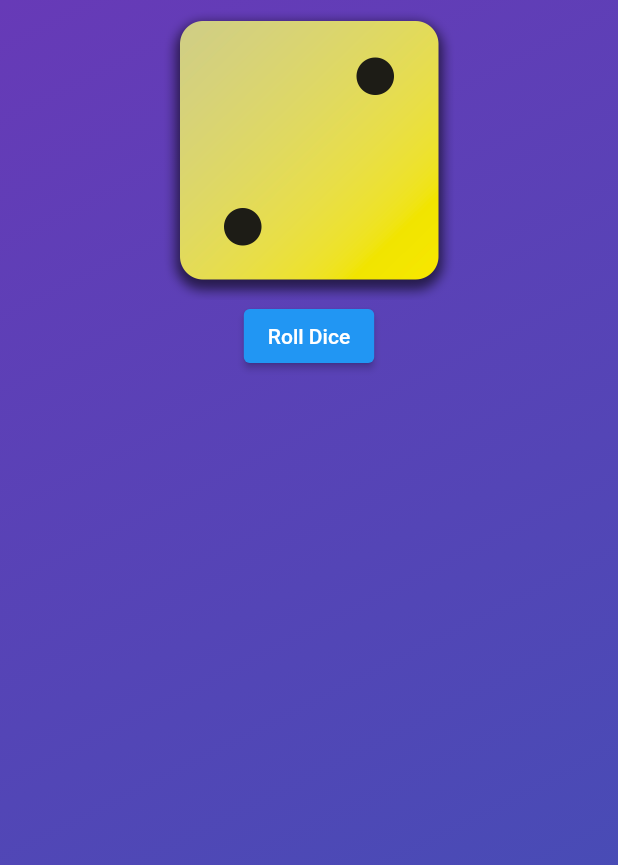
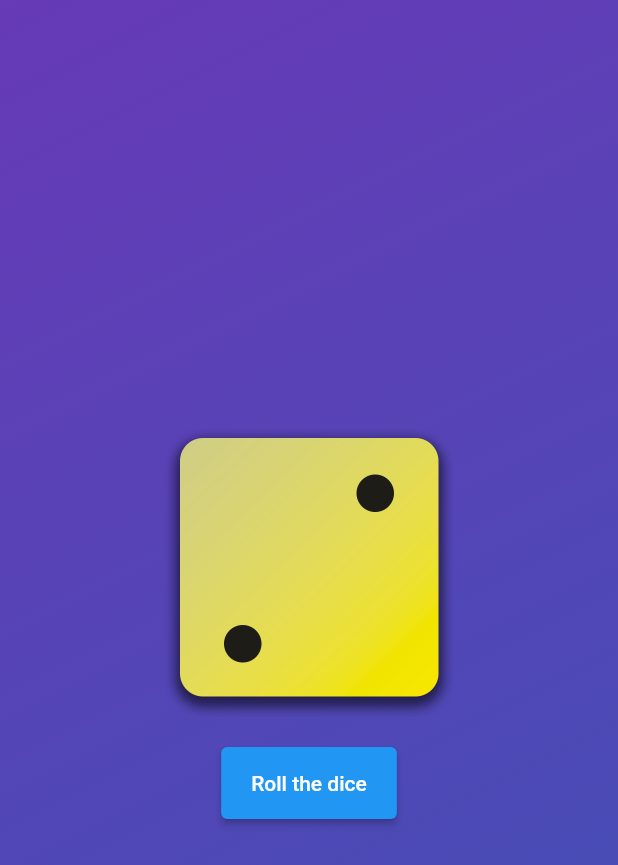
Before and after one commit to daniel-liberto/dart-app, a Flutter app: the screen it shows after launch, on a phone screen of 412 x 824 dp. Shown: the top 865 px of the screen. Run offline on Flutter 3.47's test engine with Material 2 defaults, Android fonts, the phone set to English and light mode, and no system bars.

Commit message:
makes some changes in design and rollDice()

```diff
--- a/lib/gradient_container.dart
+++ b/lib/gradient_container.dart
@@ -5,16 +5,20 @@ const startAlignment = Alignment.topLeft;
 const endAlignment = Alignment.bottomRight;
 
 class GradientContainer extends StatelessWidget {
-  const GradientContainer(this.color1, this.color2, {super.key});
+  GradientContainer(this.color1, this.color2, {super.key});
 
-  const GradientContainer.purple({super.key})
+  GradientContainer.purple({super.key})
       : color1 = Colors.deepPurple,
         color2 = Colors.indigo;
 
   final Color color1;
   final Color color2;
+  var activeDiceImage = 'assets/img/dice-2.png';
 
-  void rollDice() {}
+  void rollDice() {
+    activeDiceImage = 'assets/img/dice-4.png';
+    print('Rendering...');
+  }
 
   @override
   Widget build(BuildContext context) {
@@ -28,14 +32,27 @@ class GradientContainer extends StatelessWidget {
       ),
       child: Center(
         child: Column(
+          mainAxisSize: MainAxisSize.min,
           children: [
             Image.asset(
-              'assets/img/dice-2.png',
+              activeDiceImage,
               width: 200,
             ),
+            const SizedBox(height: 20),
             ElevatedButton(
               onPressed: rollDice,
-              child: const Text('Roll Dice'),
+              style: TextButton.styleFrom(
+                padding: const EdgeInsets.only(
+                  top: 16,
+                  bottom: 16,
+                  left: 20,
+                  right: 20,
+                ),
+              ),
+              child: const Text(
+                'Roll the dice',
+                style: TextStyle(color: Colors.white),
+              ),
             ),
           ],
         ),
--- a/lib/main.dart
+++ b/lib/main.dart
@@ -3,7 +3,7 @@ import 'package:hello_world/gradient_container.dart';
 
 void main() {
   runApp(
-    const MaterialApp(
+    MaterialApp(
       home: Scaffold(
         body: GradientContainer.purple(),
       ),
```
